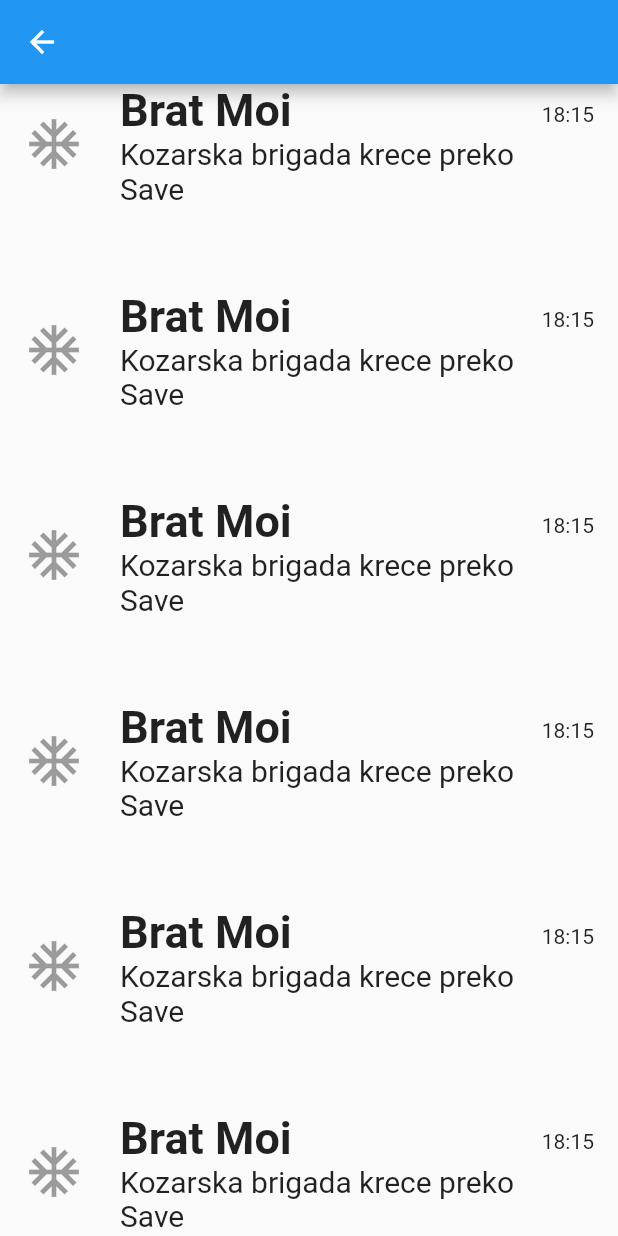
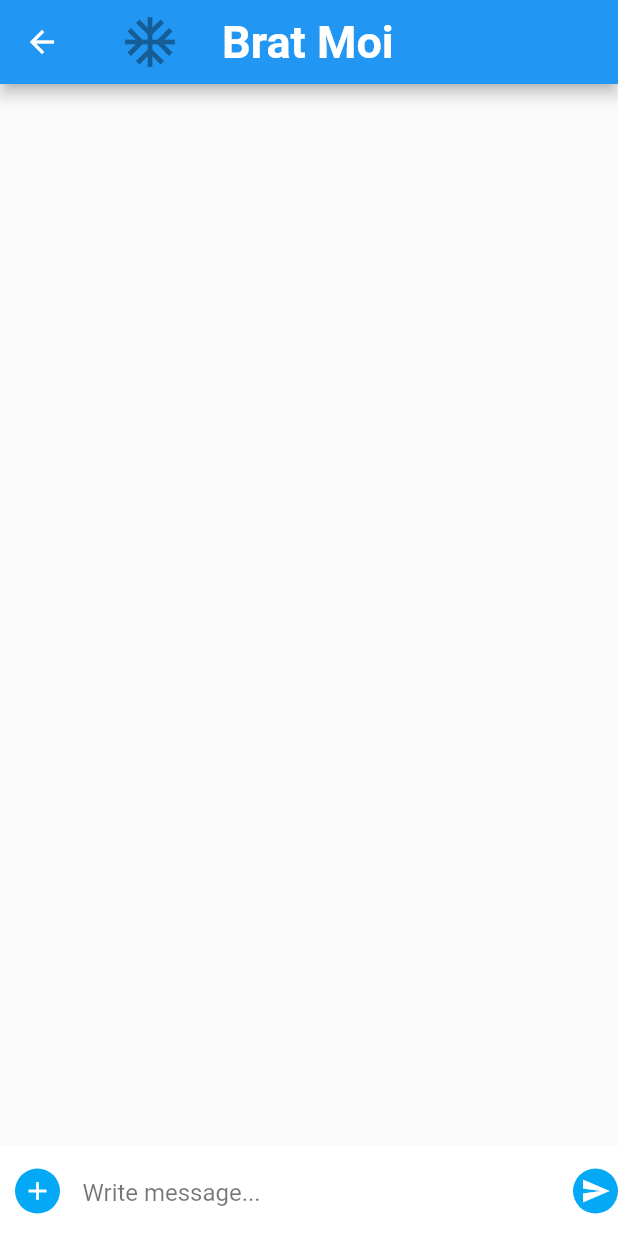
Before and after one commit to LStajic/trouper-bane-front, a Flutter app: the ChatStartPage screen opened directly, scrolled down 576 dp, after a tap on "Brat Moi", on a phone screen of 412 x 824 dp. Run offline on Flutter 3.47's test engine with Material 2 defaults, Android fonts, the phone set to English and light mode, and no system bars; our stand-ins replace get.

Commit message:
Chat implementation

```diff
--- a/testapp/lib/chat/chatpage.dart
+++ b/testapp/lib/chat/chatpage.dart
@@ -1,6 +1,8 @@
 // ignore_for_file: prefer_const_constructors
 
 import 'package:flutter/material.dart';
+import 'package:get/get.dart';
+import 'package:testapp/chat/direct.dart';
 
 class ChatStartPage extends StatefulWidget {
   const ChatStartPage({Key? key}) : super(key: key);
@@ -33,7 +35,7 @@ class _ChatStartPageState extends State<ChatStartPage> {
 
 Widget chatTile() {
   return InkWell(
-    onTap: () => null,
+    onTap: () => Get.to(ChatDirect()),
     child: ListTile(
       contentPadding: EdgeInsets.only(top: 24,bottom: 24,right: 16,left: 8),
 
--- /dev/null
+++ b/testapp/lib/chat/direct.dart
@@ -0,0 +1,149 @@
+// ignore_for_file: non_constant_identifier_names, prefer_const_constructors, prefer_const_literals_to_create_immutables
+
+import 'package:flutter/material.dart';
+
+class ChatDirect extends StatefulWidget {
+  const ChatDirect({Key? key}) : super(key: key);
+
+  @override
+  _ChatDirectState createState() => _ChatDirectState();
+}
+
+class _ChatDirectState extends State<ChatDirect> {
+  int nm = 0;
+  @override
+  Widget build(BuildContext context) {
+    return Scaffold(
+      appBar: AppBar(
+        leading: IconButton(
+          onPressed: () => Navigator.pop(context),
+          icon: Icon(Icons.arrow_back),
+        ),
+        title: Row(
+          children: [
+            IconButton(
+              onPressed: null,
+              icon: Icon(Icons.ac_unit),
+              iconSize: 40,
+            ),
+            SizedBox(
+              width: 20,
+            ),
+            Text(
+              "Brat Moi",
+              style: TextStyle(fontSize: 30, fontWeight: FontWeight.bold),
+            ),
+          ],
+        ),
+      ),
+      body: Stack(
+        children: [
+          Container(),
+          SingleChildScrollView(
+            child: ListView.builder(
+              reverse: true,
+              padding: EdgeInsets.only(top: 10, bottom: 10),
+              shrinkWrap: true,
+              itemCount: nm,
+              itemBuilder: (context, index) {
+                return Container(
+                  padding: const EdgeInsets.all(16.0),
+                  child: Align(
+                    alignment: Alignment.centerLeft,
+                    child: Container(
+                      padding: EdgeInsets.all(16),
+                      child: Text(
+                        "dummy",
+                        style: TextStyle(fontSize: 16),
+                      ),
+                      decoration: BoxDecoration(
+                        borderRadius: BorderRadius.all(Radius.circular(20)),
+                        color: Colors.grey.shade200,
+                      ),
+                    ),
+                  ),
+                );
+              },
+            ),
+          ),
+          Align(
+            alignment: Alignment.bottomLeft,
+            child: Container(
+              padding: EdgeInsets.only(left: 10, bottom: 10, top: 10),
+              height: 60,
+              width: double.infinity,
+              color: Colors.white,
+              child: Row(
+                children: <Widget>[
+                  GestureDetector(
+                    onTap: () {},
+                    child: Container(
+                      height: 30,
+                      width: 30,
+                      decoration: BoxDecoration(
+                        color: Colors.lightBlue,
+                        borderRadius: BorderRadius.circular(30),
+                      ),
+                      child: Icon(
+                        Icons.add,
+                        color: Colors.white,
+                        size: 20,
+                      ),
+                    ),
+                  ),
+                  SizedBox(
+                    width: 15,
+                  ),
+                  Expanded(
+                    child: TextField(
+                      decoration: InputDecoration(
+                          hintText: "Write message...",
+                          hintStyle: TextStyle(color: Colors.black54),
+                          border: InputBorder.none),
+                    ),
+                  ),
+                  SizedBox(
+                    width: 15,
+                  ),
+
+                  GestureDetector(
+                    onTap: (() => setState(() {
+                          nm++;
+                        })),
+                    child: Container(
+                      height: 30,
+                      width: 30,
+                      decoration: BoxDecoration(
+                        color: Colors.lightBlue,
+                        borderRadius: BorderRadius.circular(30),
+                      ),
+                      child: Icon(
+                      Icons.send,
+                      color: Colors.white,
+                      size: 20,
+                    ),
+                    ),
+                  ),
+                ],
+              ),
+            ),
+          ),
+        ],
+      ),
+    );
+  }
+}
+
+Widget ChatMessage(String dummy) {
+  return Padding(
+    padding: const EdgeInsets.all(8.0),
+    child: Container(
+      padding: EdgeInsets.all(8),
+      decoration: BoxDecoration(
+        borderRadius: BorderRadius.all(Radius.circular(5)),
+        color: Colors.grey.shade200,
+      ),
+      child: Text(dummy),
+    ),
+  );
+}
```
Also changed, not shown: testapp/lib/chat/multi.dart (added).
